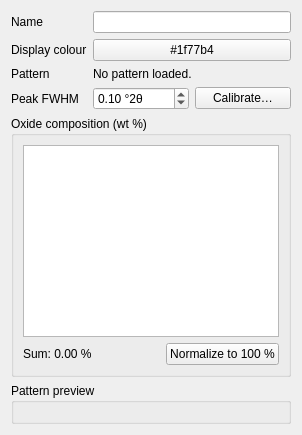
First picture: the form in src/mudlab/ui/edit_nonclay_phase.ui, repository Parthasarathi-Ghosh/MudLab2, before the edit.
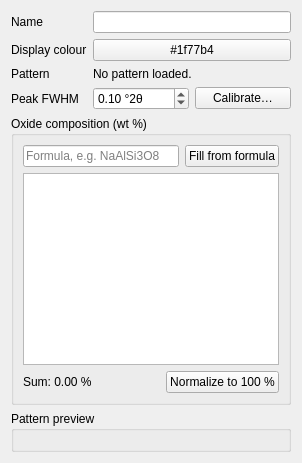
Second picture: the form after the edit.

Commit message: Non-clay path-2 (f): formula parser for the oxide grid

Patch:
```diff
--- a/src/mudlab/ui/edit_nonclay_phase.ui
+++ b/src/mudlab/ui/edit_nonclay_phase.ui
@@ -101,6 +101,27 @@
       <string>Oxide composition (wt %)</string>
      </property>
      <layout class="QVBoxLayout" name="compositionLayout">
+      <item>
+       <layout class="QHBoxLayout" name="formulaRow">
+        <item>
+         <widget class="QLineEdit" name="edit_formula">
+          <property name="toolTip">
+           <string>Type a chemical formula (e.g. NaAlSi3O8, CaCO3) to fill the oxides. Only Si/Al/Fe/Ca/Mg/Na/K map to the reported oxides.</string>
+          </property>
+          <property name="placeholderText">
+           <string>Formula, e.g. NaAlSi3O8</string>
+          </property>
+         </widget>
+        </item>
+        <item>
+         <widget class="QPushButton" name="button_formula">
+          <property name="text">
+           <string>Fill from formula</string>
+          </property>
+         </widget>
+        </item>
+       </layout>
+      </item>
       <item>
        <widget class="QTableWidget" name="oxide_grid">
         <property name="alternatingRowColors">
```
The commit also changes 11 other files.
